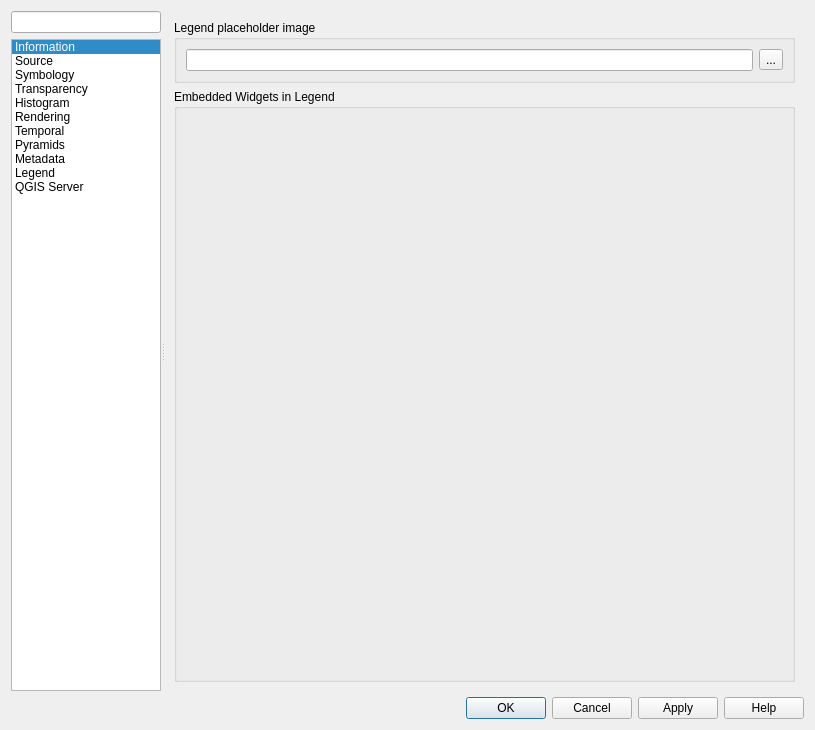
Old version of the form src/ui/qgsrasterlayerpropertiesbase.ui in the repository qgis/QGIS.
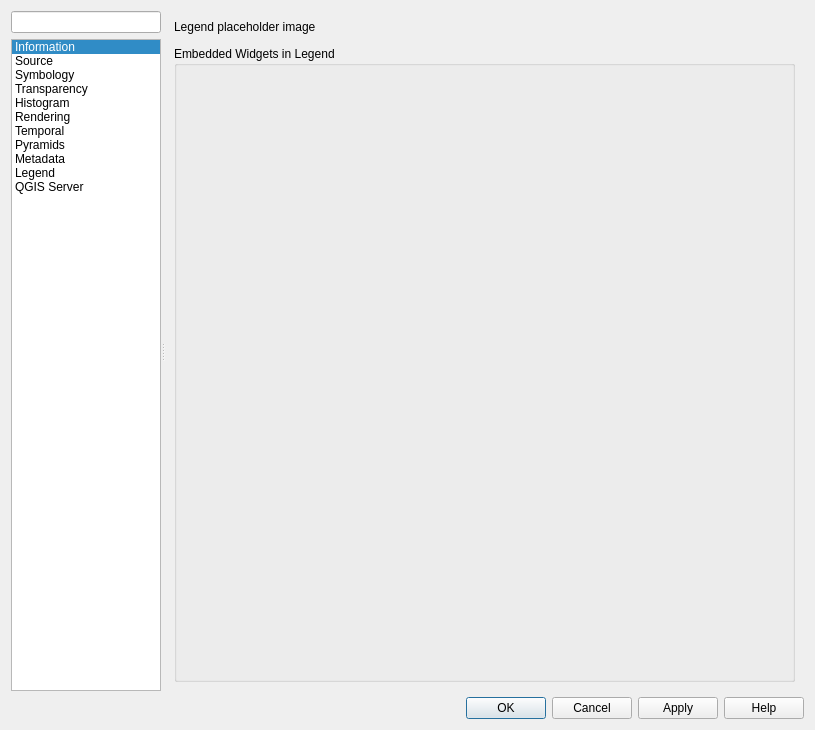
New version of the form. The open tabs and pages were chosen to show the change. Icons and pictures are not drawn. Custom widgets are drawn as their Qt base class.

Commit message: Use QgsImageSourceLineEdit and allow placeholder images also for vector layers

```diff
--- a/src/ui/qgsrasterlayerpropertiesbase.ui
+++ b/src/ui/qgsrasterlayerpropertiesbase.ui
@@ -1740,7 +1740,7 @@
          </widget>
          <widget class="QWidget" name="mOptsPage_Legend">
           <layout class="QGridLayout" name="gridLayout_15">
-           <item row="1" column="0">
+           <item row="2" column="0">
             <widget class="QGroupBox" name="groupBox">
              <property name="sizePolicy">
               <sizepolicy hsizetype="Preferred" vsizetype="Expanding">
@@ -1758,33 +1758,14 @@
              </layout>
             </widget>
            </item>
+           <item row="1" column="0">
+            <widget class="QgsImageSourceLineEdit" name="mLegendPlaceholderWidget" native="true"/>
+           </item>
            <item row="0" column="0">
-            <widget class="QGroupBox" name="mPlaceholderImageGroupBox">
-             <property name="sizePolicy">
-              <sizepolicy hsizetype="Preferred" vsizetype="Preferred">
-               <horstretch>0</horstretch>
-               <verstretch>0</verstretch>
-              </sizepolicy>
-             </property>
-             <property name="title">
+            <widget class="QLabel" name="mLegendPlaceholderLabel">
+             <property name="text">
               <string>Legend placeholder image</string>
              </property>
-             <layout class="QGridLayout" name="gridLayout_16">
-              <item row="0" column="0">
-               <layout class="QHBoxLayout" name="horizontalLayout_4">
-                <item>
-                 <widget class="QLineEdit" name="mLegendPlaceholderLineEdit"/>
-                </item>
-                <item>
-                 <widget class="QToolButton" name="mLegendPlaceholderToolButton">
-                  <property name="text">
-                   <string>...</string>
-                  </property>
-                 </widget>
-                </item>
-               </layout>
-              </item>
-             </layout>
             </widget>
            </item>
           </layout>
@@ -2338,6 +2319,23 @@
    <extends>QComboBox</extends>
    <header>qgsblendmodecombobox.h</header>
   </customwidget>
+  <customwidget>
+   <class>QgsOpacityWidget</class>
+   <extends>QWidget</extends>
+   <header>qgsopacitywidget.h</header>
+   <container>1</container>
+  </customwidget>
+  <customwidget>
+   <class>QgsRasterBandComboBox</class>
+   <extends>QComboBox</extends>
+   <header>qgsrasterbandcombobox.h</header>
+  </customwidget>
+  <customwidget>
+   <class>QgsImageSourceLineEdit</class>
+   <extends>QWidget</extends>
+   <header>qgsfilecontentsourcelineedit.h</header>
+   <container>1</container>
+  </customwidget>
  </customwidgets>
  <tabstops>
   <tabstop>mSearchLineEdit</tabstop>
```
The commit also changes 5 other files.
